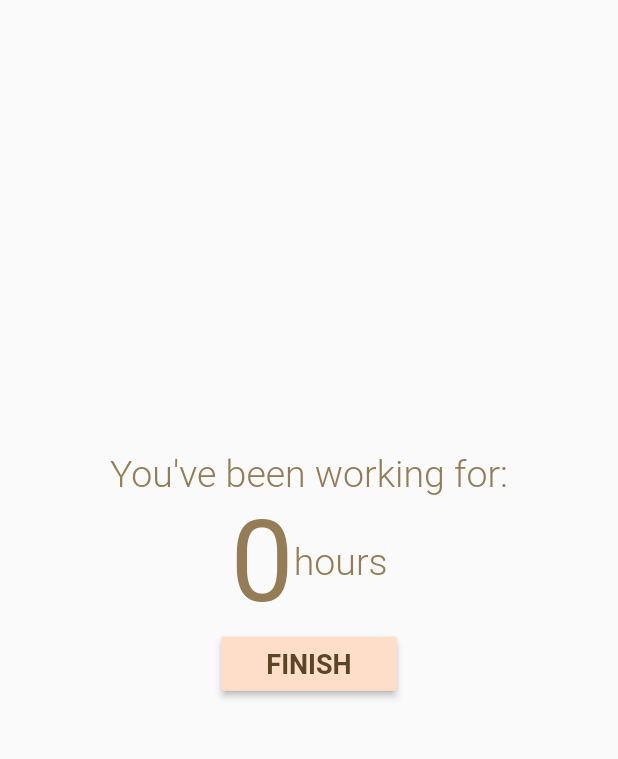
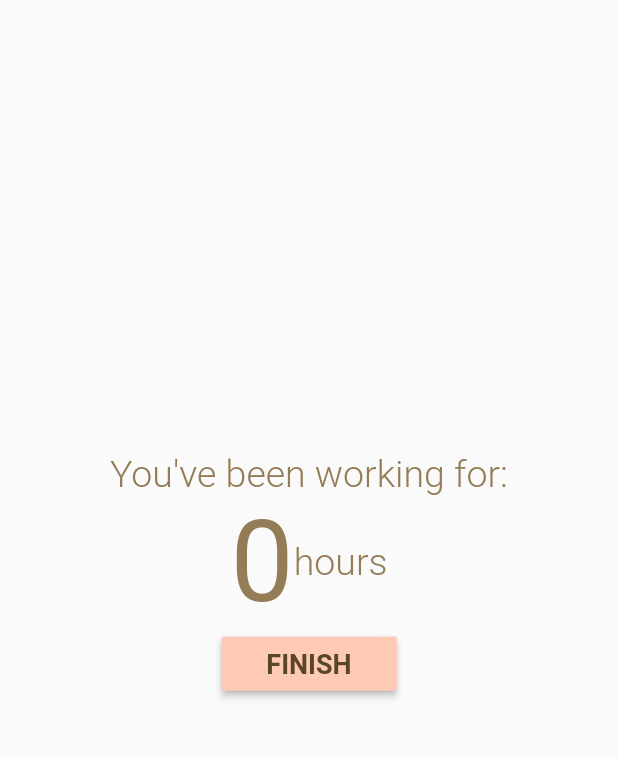
Before and after one commit to vmanun/workd-app, a Flutter app: the screen it shows after launch, on a phone screen of 412 x 824 dp, the part 84-843 px from its top. Run offline on Flutter 3.47's test engine with Material 2 defaults, Android fonts, the phone set to English and light mode, and no system bars.

Commit message:
Added secondary background color and splash color

```diff
--- a/lib/appTheme.dart
+++ b/lib/appTheme.dart
@@ -5,9 +5,9 @@ abstract class AppTheme {
   ///Background Color; used for unaccentuated widgets
   static const Color bgColor = Color.fromARGB(255, 255, 240, 230);
   ///Background Color; used for accentuated widgets (such as buttons)
-  static const Color secondaryBgColor = Color.fromARGB(255, 255, 222, 201);
+  static const Color secondaryBgColor = Color.fromARGB(255, 255, 202, 181);
   ///Splash bg color for Inwells and MaterialButtons
-  static const Color splashColor = Color.fromARGB(255, 255, 193, 153);
+  static const Color splashColor = Color.fromARGB(255, 255, 173, 133);
 
 
 
```
